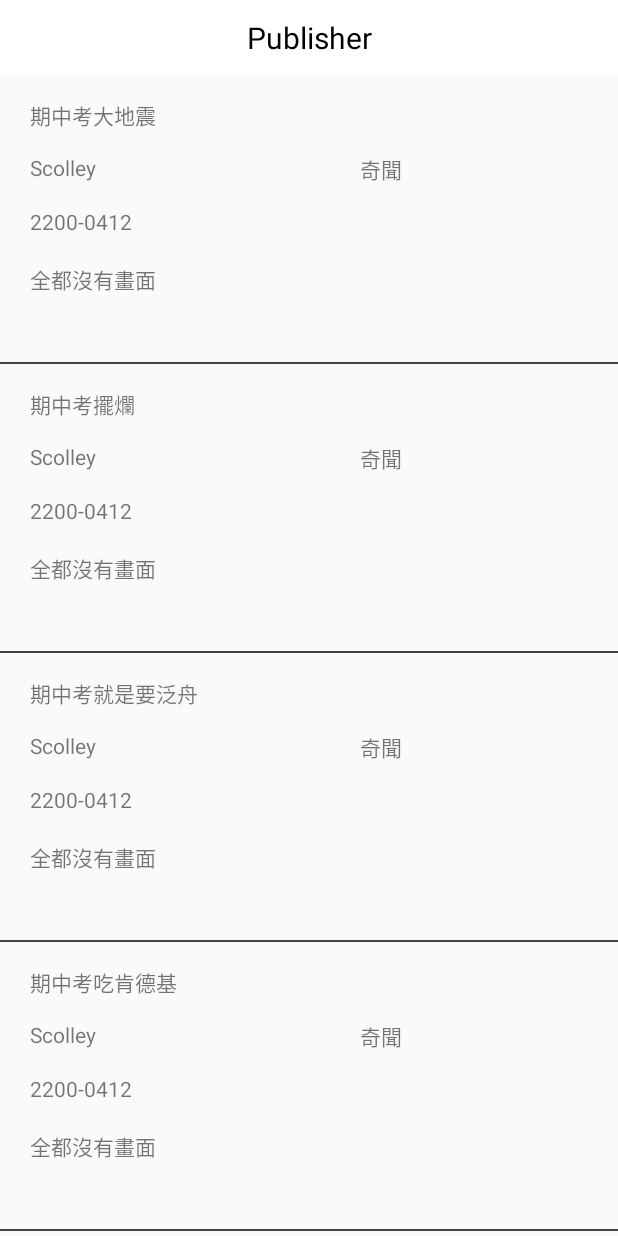
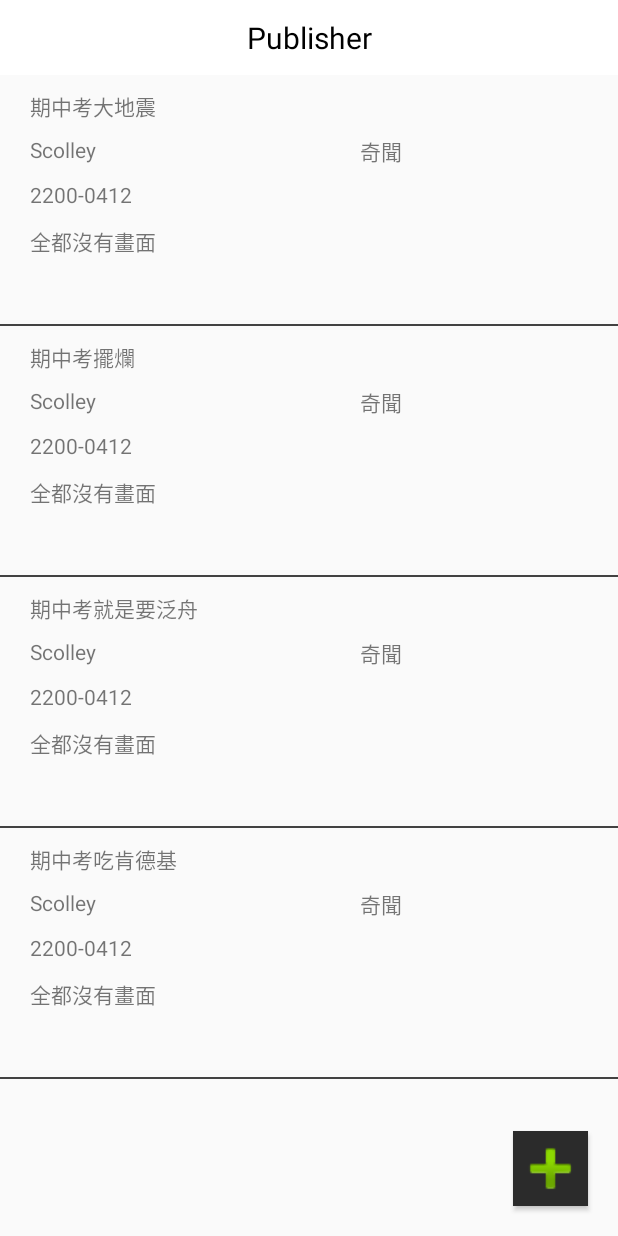
Before and after one commit to scolley31/MidTest, an Android app: the screen it shows after launch (MainActivity), on a phone screen of 412 x 824 dp. Run offline under Robolectric (Android 15) with nearby library versions, the phone set to English and light mode, and no system bars; our stand-ins replace data binding.

Commit message:
setup layout of publish dialog fragment

```diff
--- a/app/build.gradle
+++ b/app/build.gradle
@@ -1,8 +1,10 @@
+
 plugins {
     id 'com.android.application'
     id 'kotlin-android'
     id 'kotlin-kapt'
     id 'kotlin-parcelize'
+    id "androidx.navigation.safeargs"
 
 }
 
--- a/app/src/main/res/layout/activity_main.xml
+++ b/app/src/main/res/layout/activity_main.xml
@@ -45,8 +45,8 @@
                 app:layout_constraintTop_toTopOf="@+id/mytoolbar" />
         </androidx.constraintlayout.widget.ConstraintLayout>
 
-            <androidx.fragment.app.FragmentContainerView
-                android:id="@+id/NavNavigation"
+        <fragment
+            android:id="@+id/nav_host_fragment"
             android:name="androidx.navigation.fragment.NavHostFragment"
             android:layout_width="match_parent"
             android:layout_height="0dp"
@@ -55,7 +55,9 @@
             app:layout_constraintEnd_toEndOf="parent"
             app:layout_constraintStart_toStartOf="parent"
             app:layout_constraintTop_toBottomOf="@+id/constraintLayout"
-                app:navGraph="@navigation/navigation" />
+            app:navGraph="@navigation/navigation">
+
+        </fragment>
 
     </androidx.constraintlayout.widget.ConstraintLayout>
 </layout>
--- a/app/src/main/res/layout/fragment_publish.xml
+++ b/app/src/main/res/layout/fragment_publish.xml
@@ -24,5 +24,19 @@
             app:layout_constraintStart_toStartOf="parent"
             app:layout_constraintTop_toTopOf="parent" />
 
+        <ImageView
+            android:id="@+id/addArticle"
+            android:layout_width="50dp"
+            android:layout_height="50dp"
+            android:layout_marginEnd="20dp"
+            android:layout_marginBottom="20dp"
+            android:background="#2B2B2B"
+            android:contentDescription="@string/addArticle"
+            android:elevation="2dp"
+            app:layout_constraintBottom_toBottomOf="@+id/articles"
+            app:layout_constraintEnd_toEndOf="parent"
+            app:srcCompat="@android:drawable/ic_input_add"
+            tools:srcCompat="@android:drawable/ic_input_add" />
+
     </androidx.constraintlayout.widget.ConstraintLayout>
 </layout>
--- a/app/src/main/res/layout/item_publish.xml
+++ b/app/src/main/res/layout/item_publish.xml
@@ -20,7 +20,7 @@
             android:layout_width="0dp"
             android:layout_height="20dp"
             android:layout_marginStart="20dp"
-            android:layout_marginTop="16dp"
+            android:layout_marginTop="10dp"
             android:layout_marginEnd="20dp"
             android:hint="article_title"
             android:text="@{article.title}"
@@ -32,7 +32,7 @@
             android:id="@+id/authorName"
             android:layout_width="200dp"
             android:layout_height="20dp"
-            android:layout_marginTop="16dp"
+            android:layout_marginTop="10dp"
             android:hint="author name"
             android:text="@{article.author}"
             app:layout_constraintStart_toStartOf="@+id/articletitle"
@@ -54,7 +54,7 @@
             android:id="@+id/createdTime"
             android:layout_width="0dp"
             android:layout_height="20dp"
-            android:layout_marginTop="16dp"
+            android:layout_marginTop="10dp"
             android:hint="created time"
             android:text="@{article.createdTime}"
             app:layout_constraintEnd_toEndOf="@+id/authorName"
@@ -65,11 +65,9 @@
             android:id="@+id/content"
             android:layout_width="0dp"
             android:layout_height="50dp"
-            android:layout_marginTop="16dp"
-            android:layout_marginBottom="16dp"
+            android:layout_marginTop="10dp"
             android:hint="article content"
             android:text="@{article.content}"
-            app:layout_constraintBottom_toBottomOf="parent"
             app:layout_constraintEnd_toEndOf="@+id/category"
             app:layout_constraintStart_toStartOf="@+id/createdTime"
             app:layout_constraintTop_toBottomOf="@+id/createdTime" />
--- a/app/src/main/res/navigation/navigation.xml
+++ b/app/src/main/res/navigation/navigation.xml
@@ -2,9 +2,21 @@
 <navigation xmlns:android="http://schemas.android.com/apk/res/android"
     xmlns:app="http://schemas.android.com/apk/res-auto"
     android:id="@+id/navigation"
+    xmlns:tools="http://schemas.android.com/tools"
     app:startDestination="@id/publishFragment">
     <fragment
         android:id="@+id/publishFragment"
         android:name="com.example.test.publish.PublishFragment"
-        android:label="PublishFragment" />
+        android:label="PublishFragment"
+        tools:layout="@layout/fragment_publish">
+        <action
+            android:id="@+id/action_publishFragment_to_publishDialog"
+            app:destination="@id/publishDialog" />
+    </fragment>
+    <dialog
+        android:id="@+id/publishDialog"
+        android:name="com.example.test.publishDialog.PublishDialog"
+        android:label="PublishDialog"
+        tools:layout="@layout/fragment_publish_dialog"/>
+
 </navigation>
--- a/app/src/main/res/values/strings.xml
+++ b/app/src/main/res/values/strings.xml
@@ -1,4 +1,8 @@
 <resources>
     <string name="app_name">Test</string>
     <string name="publisher">Publisher</string>
+    <string name="addArticle">arrarticle</string>
+    <string name="inputTitle">Input Title</string>
+    <string name="inputCategory">Input Category</string>
+    <string name="sendarticle">Send Article</string>
 </resources>
--- a/build.gradle
+++ b/build.gradle
@@ -8,8 +8,12 @@ buildscript {
         jcenter()
     }
     dependencies {
+
+
         classpath "com.android.tools.build:gradle:4.1.2"
         classpath "org.jetbrains.kotlin:kotlin-gradle-plugin:$kotlin_version"
+        def nav_version = "2.3.4"
+        classpath "androidx.navigation:navigation-safe-args-gradle-plugin:2.3.4"
 
         // NOTE: Do not place your application dependencies here; they belong
         // in the individual module build.gradle files
```
Also changed, not shown: app/src/main/java/com/example/test/MainActivity.kt (+2 -0 lines), app/src/main/java/com/example/test/publish/PublishFragment.kt (+10 -0 lines), app/src/main/java/com/example/test/publishDialog/PublishDialog.kt (added, +37 -0 lines), app/src/main/java/com/example/test/publishDialog/PublishViewModel.kt (added, +4 -0 lines), app/src/main/res/layout/fragment_publish_dialog.xml (added, +75 -0 lines), app/src/main/res/values/style.xml (added, +10 -0 lines). Lines whose indentation alone changed are shown as unchanged.
